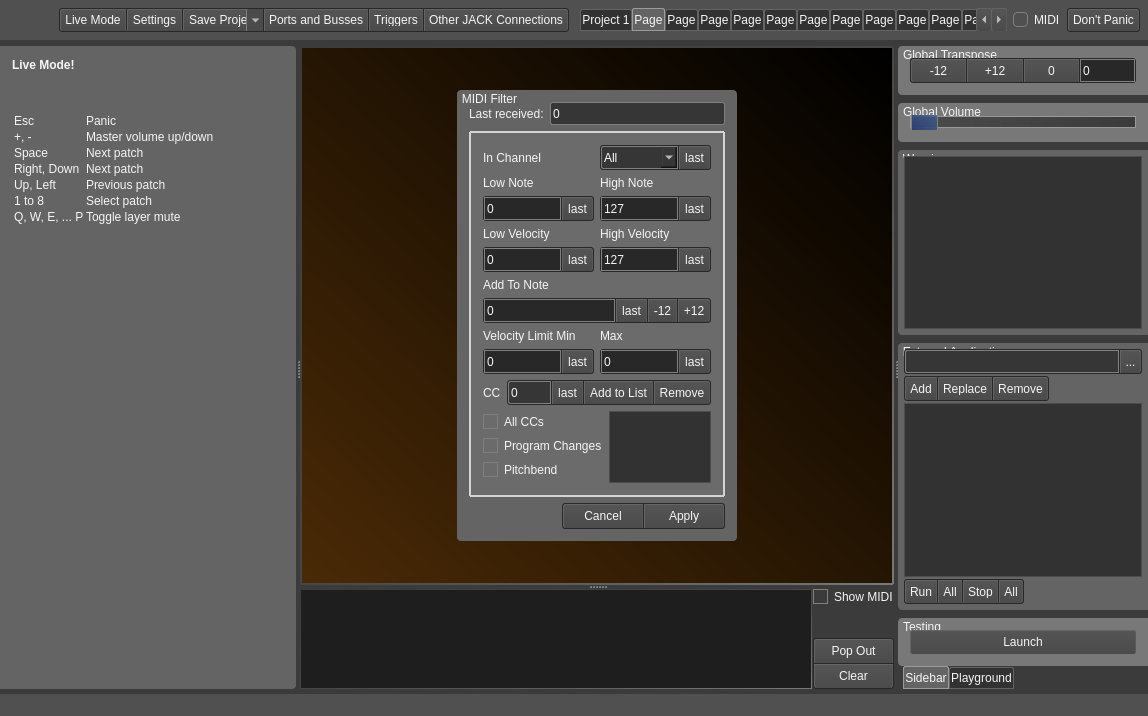
First picture: the form in src/mainwindow.ui, repository noedigcode/konfyt, before the edit.
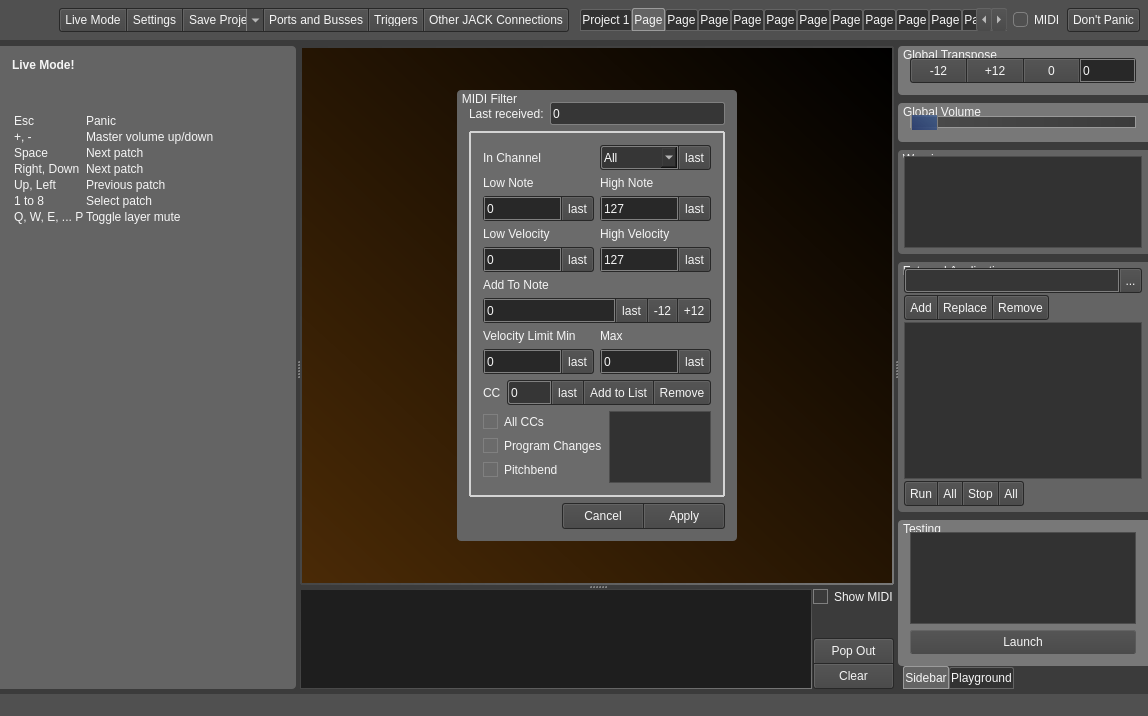
Second picture: the form after the edit. Icons and pictures are not drawn.

Commit message: Created constructor for BridgeEngine and virtual one for base class; Status info simpler, displayed in GUI; Argument related info bundled in appInfo struct; Added headless mode for subclients.

Diff of the .ui file:
```diff
--- a/src/mainwindow.ui
+++ b/src/mainwindow.ui
@@ -6435,13 +6435,16 @@
             <string>Testing</string>
            </property>
            <layout class="QGridLayout" name="gridLayout_39">
-            <item row="0" column="0">
+            <item row="1" column="0">
              <widget class="QPushButton" name="pushButton_Test">
               <property name="text">
                <string>Launch</string>
               </property>
              </widget>
             </item>
+            <item row="0" column="0">
+             <widget class="QTextBrowser" name="textBrowser_Testing"/>
+            </item>
            </layout>
           </widget>
          </item>
```
The commit also changes 12 other files.
